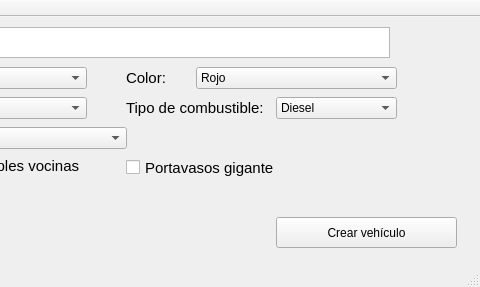
First picture: the form in mainwindow.ui, repository eherng03/el-coche-de-homer, before the edit; both pictures show x 254 to 734 and y 0 to 287 of the 734 by 287 pixel window.
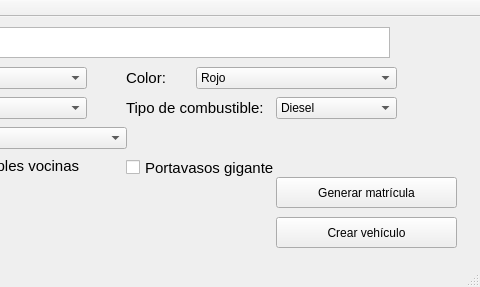
Second picture: the form after the edit.

Patch:
```diff
--- a/mainwindow.ui
+++ b/mainwindow.ui
@@ -472,6 +472,19 @@
      <string/>
     </property>
    </widget>
+   <widget class="QPushButton" name="buttonMatrcula">
+    <property name="geometry">
+     <rect>
+      <x>530</x>
+      <y>160</y>
+      <width>181</width>
+      <height>31</height>
+     </rect>
+    </property>
+    <property name="text">
+     <string>Generar matrícula</string>
+    </property>
+   </widget>
   </widget>
   <widget class="QMenuBar" name="menuBar">
    <property name="geometry">
```
Left out of the diff: 42 changed lines with no effect on the pictures.
